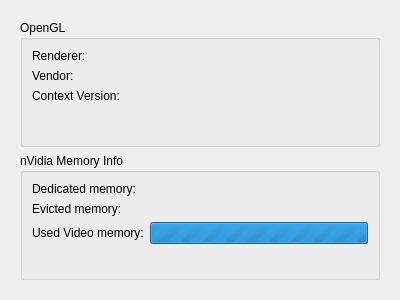
Qt form src/DGLGui/ui/dglgpuview.ui (scygan/debugler) before a commit.
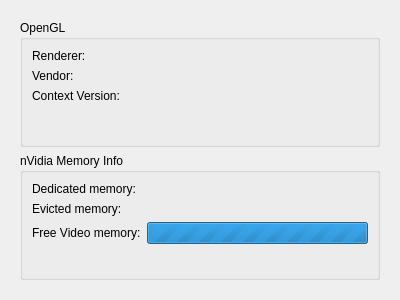
The same form after that commit.

Patch:
```diff
--- a/src/DGLGui/ui/dglgpuview.ui
+++ b/src/DGLGui/ui/dglgpuview.ui
@@ -86,7 +86,7 @@
          <item row="3" column="0">
           <widget class="QLabel" name="label_5">
            <property name="text">
-            <string>Used Video memory:</string>
+            <string>Free Video memory:</string>
            </property>
           </widget>
          </item>
```
